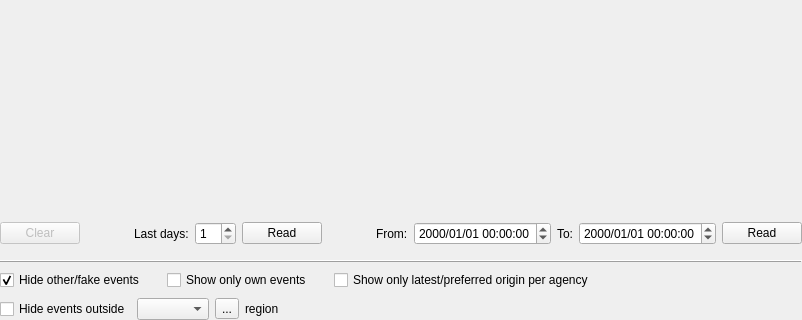
Old version of the form src/gui-qt4/libs/seiscomp3/gui/datamodel/eventlistview.ui in the repository SeisComP/common; both pictures show x 0 to 802 and y 390 to 710 of the 802 by 710 pixel window.
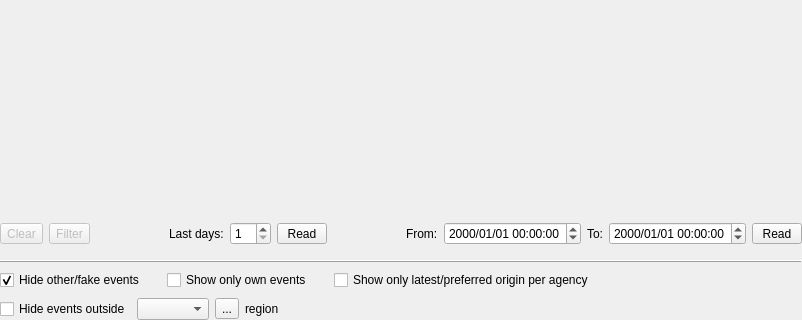
New version of the form.

Commit message: [gui] EventList manages filter class to read events

Diff of the .ui file:
```diff
--- a/src/gui-qt4/libs/seiscomp3/gui/datamodel/eventlistview.ui
+++ b/src/gui-qt4/libs/seiscomp3/gui/datamodel/eventlistview.ui
@@ -61,7 +61,7 @@
          <number>6</number>
         </property>
         <item>
-         <widget class="QPushButton" name="btnClear" >
+         <widget class="QToolButton" name="btnClear" >
           <property name="enabled" >
            <bool>false</bool>
           </property>
@@ -81,6 +81,27 @@
           </property>
          </widget>
         </item>
+        <item>
+         <widget class="QToolButton" name="btnFilter" >
+          <property name="enabled" >
+           <bool>false</bool>
+          </property>
+          <property name="sizePolicy" >
+           <sizepolicy>
+            <hsizetype>1</hsizetype>
+            <vsizetype>0</vsizetype>
+            <horstretch>0</horstretch>
+            <verstretch>0</verstretch>
+           </sizepolicy>
+          </property>
+          <property name="toolTip" >
+           <string>Configures the server-side event filter</string>
+          </property>
+          <property name="text" >
+           <string>Filter</string>
+          </property>
+         </widget>
+        </item>
         <item>
          <spacer>
           <property name="orientation" >
@@ -125,7 +146,7 @@
          </widget>
         </item>
         <item>
-         <widget class="QPushButton" name="btnReadDays" >
+         <widget class="QToolButton" name="btnReadDays" >
           <property name="sizePolicy" >
            <sizepolicy>
             <hsizetype>4</hsizetype>
@@ -212,7 +233,7 @@
          </widget>
         </item>
         <item>
-         <widget class="QPushButton" name="btnReadInterval" >
+         <widget class="QToolButton" name="btnReadInterval" >
           <property name="sizePolicy" >
            <sizepolicy>
             <hsizetype>4</hsizetype>
```
The commit also changes 4 other files.
